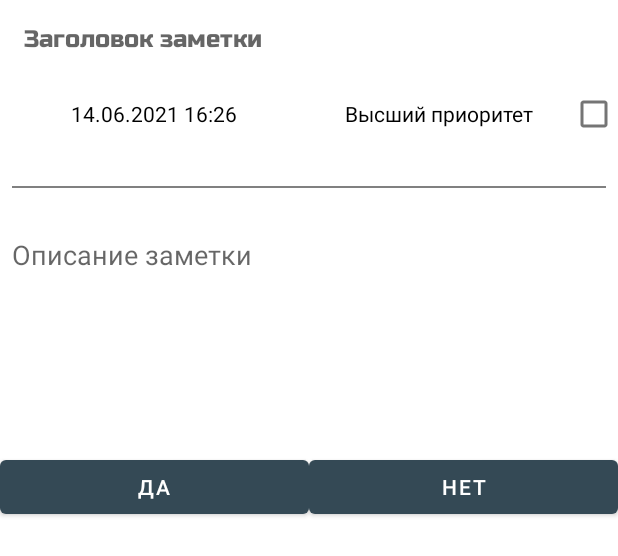
After one commit to Rinat-M/AndroidBase, an Android app: the layout fragment_note_dialog.xml on its own in the app's theme, with its tools: preview values and no code run, on a phone screen of 412 x 824 dp. The commit adds this screen. Shown: the top 556 px of the screen. Run offline under Robolectric (Android 15) with nearby library versions, the phone set to English and light mode, and no system bars.

Commit message:
Created add or edit note dialog instead of the usual fragment

```diff
--- a/homework06/app/src/main/java/com/rino/homework06/common/entities/Note.java
+++ b/homework06/app/src/main/java/com/rino/homework06/common/entities/Note.java
@@ -53,6 +53,12 @@ public class Note implements Parcelable {
         }
     };
 
+    public Note getCopy() {
+        Note copyNote = new Note(this.title, this.text, this.createdAt, this.priority);
+        copyNote.setId(this.id);
+        return copyNote;
+    }
+
     public String getTitle() {
         return title;
     }
--- /dev/null
+++ b/homework06/app/src/main/res/layout/fragment_note_dialog.xml
@@ -0,0 +1,105 @@
+<?xml version="1.0" encoding="utf-8"?>
+<androidx.constraintlayout.widget.ConstraintLayout xmlns:android="http://schemas.android.com/apk/res/android"
+    xmlns:app="http://schemas.android.com/apk/res-auto"
+    xmlns:tools="http://schemas.android.com/tools"
+    android:layout_width="match_parent"
+    android:layout_height="350dp">
+
+    <androidx.constraintlayout.widget.Guideline
+        android:id="@+id/guideline_vertical_center"
+        android:layout_width="wrap_content"
+        android:layout_height="wrap_content"
+        android:orientation="vertical"
+        app:layout_constraintGuide_percent="0.5" />
+
+    <EditText
+        android:id="@+id/note_title_edit_text"
+        style="@style/NoteTitleTextStyle"
+        android:layout_width="match_parent"
+        android:layout_height="wrap_content"
+        android:autofillHints=""
+        android:background="@android:color/transparent"
+        android:hint="@string/note_title_hint"
+        android:inputType="text"
+        android:padding="@dimen/padding_margin_normal"
+        android:saveEnabled="false"
+        app:layout_constraintLeft_toLeftOf="parent"
+        app:layout_constraintRight_toRightOf="parent"
+        app:layout_constraintTop_toTopOf="parent" />
+
+    <TextView
+        android:id="@+id/note_created_at_text_view"
+        android:layout_width="0dp"
+        android:layout_height="0dp"
+        android:gravity="center"
+        app:layout_constraintBottom_toBottomOf="@+id/note_priority_check_box"
+        app:layout_constraintLeft_toLeftOf="parent"
+        app:layout_constraintRight_toRightOf="@id/guideline_vertical_center"
+        app:layout_constraintTop_toBottomOf="@id/note_title_edit_text"
+        tools:text="14.06.2021 16:26" />
+
+    <CheckBox
+        android:id="@+id/note_priority_check_box"
+        android:layout_width="0dp"
+        android:layout_height="wrap_content"
+        android:gravity="center"
+        android:layoutDirection="rtl"
+        android:saveEnabled="false"
+        android:text="@string/high_priority"
+        app:layout_constraintLeft_toRightOf="@id/guideline_vertical_center"
+        app:layout_constraintRight_toRightOf="parent"
+        app:layout_constraintTop_toBottomOf="@id/note_title_edit_text" />
+
+    <View
+        style="@style/DividerStyle"
+        android:layout_width="match_parent"
+        android:layout_marginStart="@dimen/padding_margin_half"
+        android:layout_marginEnd="@dimen/padding_margin_half"
+        app:layout_constraintBottom_toTopOf="@id/note_text_edit_text"
+        app:layout_constraintLeft_toLeftOf="parent"
+        app:layout_constraintRight_toRightOf="parent"
+        app:layout_constraintTop_toBottomOf="@id/note_priority_check_box" />
+
+    <EditText
+        android:id="@+id/note_text_edit_text"
+        android:layout_width="0dp"
+        android:layout_height="150dp"
+        android:autofillHints=""
+        android:background="@android:color/transparent"
+        android:gravity="start"
+        android:hint="@string/note_description"
+        android:inputType="textMultiLine"
+        android:padding="@dimen/padding_margin_half"
+        android:saveEnabled="false"
+        app:layout_constraintBottom_toBottomOf="@id/buttons_layout"
+        app:layout_constraintLeft_toLeftOf="parent"
+        app:layout_constraintRight_toRightOf="parent"
+        app:layout_constraintTop_toBottomOf="@id/note_priority_check_box" />
+
+    <LinearLayout
+        android:id="@+id/buttons_layout"
+        android:layout_width="match_parent"
+        android:layout_height="wrap_content"
+        android:orientation="horizontal"
+        app:layout_constraintBottom_toBottomOf="parent"
+        app:layout_constraintLeft_toLeftOf="parent"
+        app:layout_constraintRight_toRightOf="parent"
+        app:layout_constraintTop_toBottomOf="@id/note_text_edit_text">
+
+        <com.google.android.material.button.MaterialButton
+            android:id="@+id/positive_button"
+            android:layout_width="wrap_content"
+            android:layout_height="wrap_content"
+            android:layout_weight="1"
+            android:text="@string/positive_button_caption" />
+
+        <com.google.android.material.button.MaterialButton
+            android:id="@+id/negative_button"
+            android:layout_width="wrap_content"
+            android:layout_height="wrap_content"
+            android:layout_weight="1"
+            android:text="@string/negative_button_caption" />
+
+    </LinearLayout>
+
+</androidx.constraintlayout.widget.ConstraintLayout>
--- a/homework06/app/src/main/res/values/strings.xml
+++ b/homework06/app/src/main/res/values/strings.xml
@@ -25,4 +25,6 @@
     <string name="negative_button_caption">НЕТ</string>
     <string name="delete_note_title">Удаление заметки</string>
     <string name="delete_note_message">Вы действительно хотите удалить заметку?</string>
+    <string name="note">Заметка</string>
+    <string name="save_button_caption">СОХРАНИТЬ</string>
 </resources>
```
Also changed, not shown: homework06/app/build.gradle (+4 -5 lines), homework06/app/src/main/java/com/rino/homework06/ui/dialogs/DialogsManager.java (+11 -2 lines), homework06/app/src/main/java/com/rino/homework06/ui/dialogs/notedialog/NoteBottomSheetDialogFragment.java (added, +212 -0 lines), homework06/app/src/main/java/com/rino/homework06/ui/dialogs/notedialog/NoteDialogEvent.java (added, +18 -0 lines), homework06/app/src/main/java/com/rino/homework06/ui/fragments/ListOfNotesFragment.java (+14 -26 lines).
